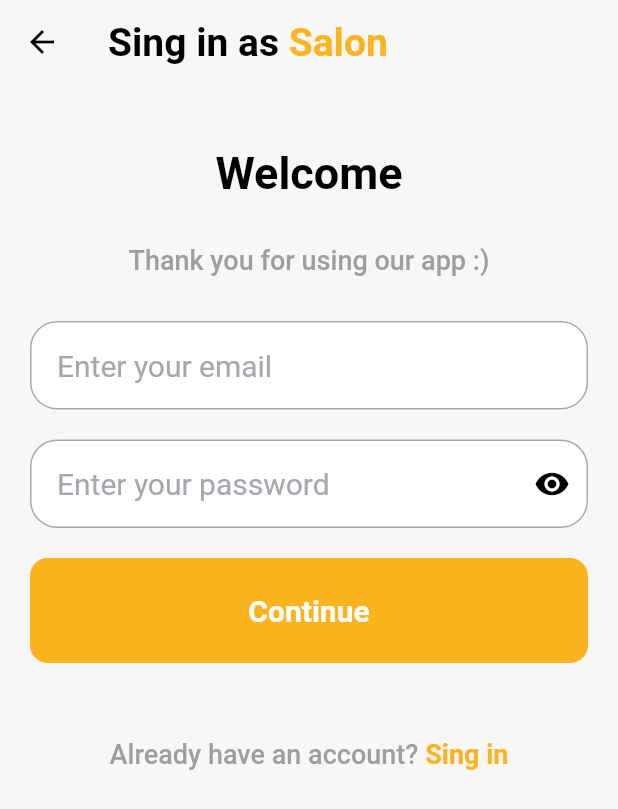
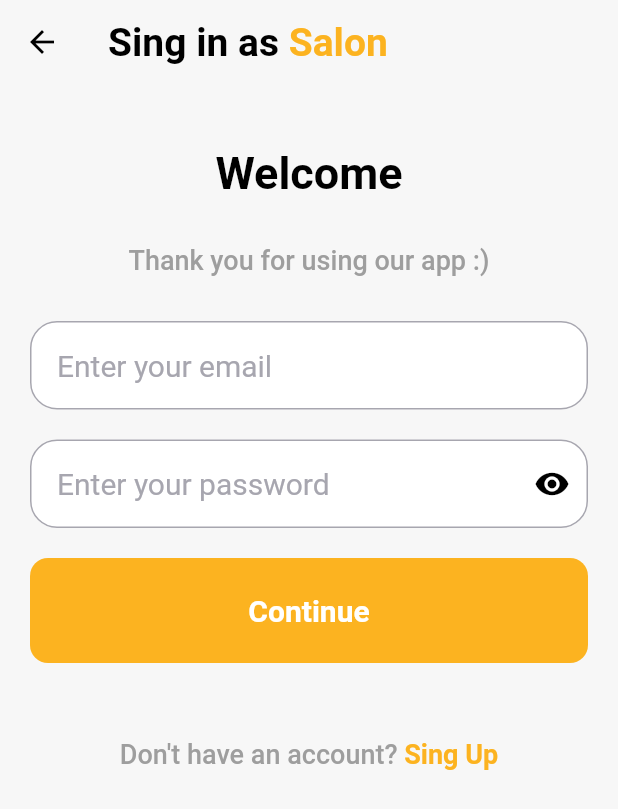
Before and after one commit to assalaa/barber_center_project, a Flutter app: the screen it shows after launch, after a tap on "Salon", on a phone screen of 412 x 824 dp. Shown: the top 809 px of the screen. Run offline on Flutter 3.47's test engine with Material 2 defaults, Android fonts, the phone set to English and light mode, and no system bars; our stand-ins replace cached_network_image, cloud_firestore, firebase_auth, firebase_core, firebase_storage, fluentui_icons and 7 more; missing offline and left inert: flutter_calendar_week; accounts and stored records are empty.

Commit message:
last edits

```diff
--- a/lib/screens/login_screen/login_screen.dart
+++ b/lib/screens/login_screen/login_screen.dart
@@ -117,11 +117,11 @@ class LoginScreen extends StatelessWidget {
                           RichText(
                             textAlign: TextAlign.center,
                             text: TextSpan(
-                              text: Strings.redirectionToSingIn,
+                              text: Strings.redirectionToSingUp,
                               style: Styles.headLineStyle4.copyWith(fontSize: 18),
                               children: [
                                 TextSpan(
-                                  text: ' ${Strings.signIn}',
+                                  text: ' ${Strings.signUp}',
                                   style: Styles.headLineStyle4.copyWith(
                                     fontWeight: FontWeight.bold,
                                     fontSize: 18,
--- a/lib/screens/welcome_screen/welcome_screen.dart
+++ b/lib/screens/welcome_screen/welcome_screen.dart
@@ -32,15 +32,15 @@ class WelcomeScreen extends StatelessWidget {
               padding: EdgeInsets.symmetric(horizontal: AppLayout.getWidth(18), vertical: AppLayout.getHeight(31)),
               child: Column(
                 children: [
-                  Row(
-                    mainAxisAlignment: MainAxisAlignment.spaceBetween,
-                    children: [
-                      Text(
-                        Strings.languageBtn,
-                        style: Styles.textStyle,
-                      ),
-                    ],
-                  ),
+                  // Row(
+                  //   mainAxisAlignment: MainAxisAlignment.spaceBetween,
+                  //   children: [
+                  //     Text(
+                  //       Strings.languageBtn,
+                  //       style: Styles.textStyle,
+                  //     ),
+                  //   ],
+                  // ),
                   const Spacer(),
                   Container(
                     padding: EdgeInsets.symmetric(vertical: AppLayout.getHeight(50)),
--- a/lib/utils/app_strings.dart
+++ b/lib/utils/app_strings.dart
@@ -25,8 +25,9 @@ class Strings {
   static const String passwordInput = 'Enter your password';
   static const String usernameInput = 'Define a username';
   static const String addressInput = 'City';
-  static const String redirectionToSingIn = 'Already have an account?';
+  static const String redirectionToSingUp = 'Don\'t have an account?';
   static const String signIn = 'Sing in';
+  static const String signUp = 'Sing Up';
   //SECTIONS
 
   static const String topBarbers = 'Top Barbers';
```
